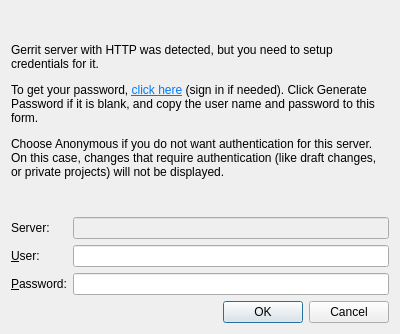
The window that src/plugins/git/gerrit/authenticationdialog.ui (qt-creator/qt-creator) describes before a commit, drawn with Qt 5.
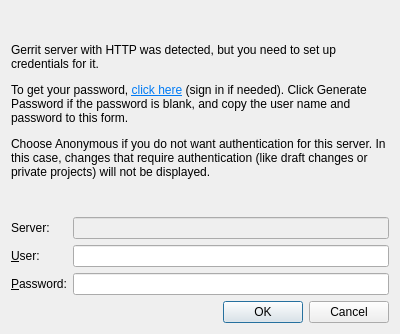
The same window after the commit.

Commit message: Gerrit: Improve text in authentication dialog

What changed in the file:
```diff
--- a/src/plugins/git/gerrit/authenticationdialog.ui
+++ b/src/plugins/git/gerrit/authenticationdialog.ui
@@ -23,7 +23,7 @@
       </sizepolicy>
      </property>
      <property name="text">
-      <string>&lt;html&gt;&lt;head/&gt;&lt;body&gt;&lt;p&gt;Gerrit server with HTTP was detected, but you need to setup credentials for it.&lt;/p&gt;&lt;p&gt;To get your password, &lt;a href=&quot;LINK_PLACEHOLDER&quot;&gt;&lt;span style=&quot; text-decoration: underline; color:#007af4;&quot;&gt;click here&lt;/span&gt;&lt;/a&gt; (sign in if needed). Click Generate Password if it is blank, and copy the user name and password to this form.&lt;/p&gt;&lt;p&gt;Choose Anonymous if you do not want authentication for this server. On this case, changes that require authentication (like draft changes, or private projects) will not be displayed.&lt;/p&gt;&lt;/body&gt;&lt;/html&gt;</string>
+      <string>&lt;html&gt;&lt;head/&gt;&lt;body&gt;&lt;p&gt;Gerrit server with HTTP was detected, but you need to set up credentials for it.&lt;/p&gt;&lt;p&gt;To get your password, &lt;a href=&quot;LINK_PLACEHOLDER&quot;&gt;&lt;span style=&quot; text-decoration: underline; color:#007af4;&quot;&gt;click here&lt;/span&gt;&lt;/a&gt; (sign in if needed). Click Generate Password if the password is blank, and copy the user name and password to this form.&lt;/p&gt;&lt;p&gt;Choose Anonymous if you do not want authentication for this server. In this case, changes that require authentication (like draft changes or private projects) will not be displayed.&lt;/p&gt;&lt;/body&gt;&lt;/html&gt;</string>
      </property>
      <property name="textFormat">
       <enum>Qt::RichText</enum>
```
